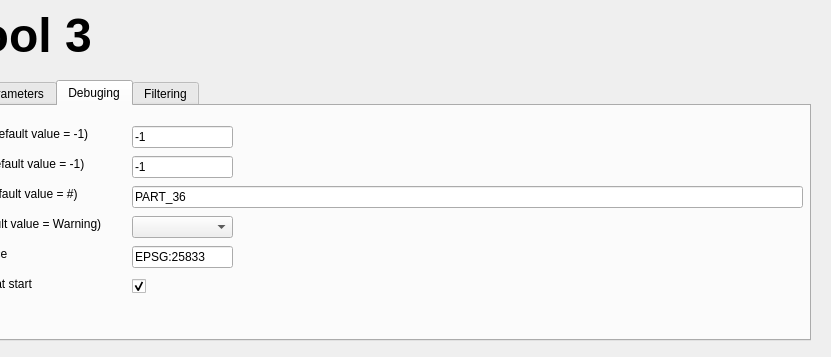
IB-Tool/IB-Tool-3, file ibtool_dialog_base.ui: the form before one commit; both pictures show x 130 to 961 and y 0 to 357 of the 961 by 805 pixel window.
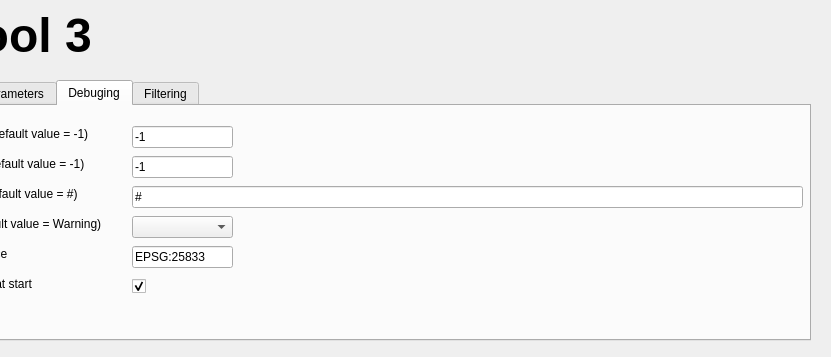
The form after the commit. The open tabs and pages were chosen to show the change.

Commit message: Set default tab index to 0 and update button label text.

Patch:
```diff
--- a/ibtool_dialog_base.ui
+++ b/ibtool_dialog_base.ui
@@ -702,7 +702,7 @@
       </rect>
      </property>
      <property name="text">
-      <string>PART_36</string>
+      <string>#</string>
      </property>
     </widget>
     <widget class="QCheckBox" name="PartLogBox">
```
Left out of the diff: 2 changed lines with no effect on the pictures.
